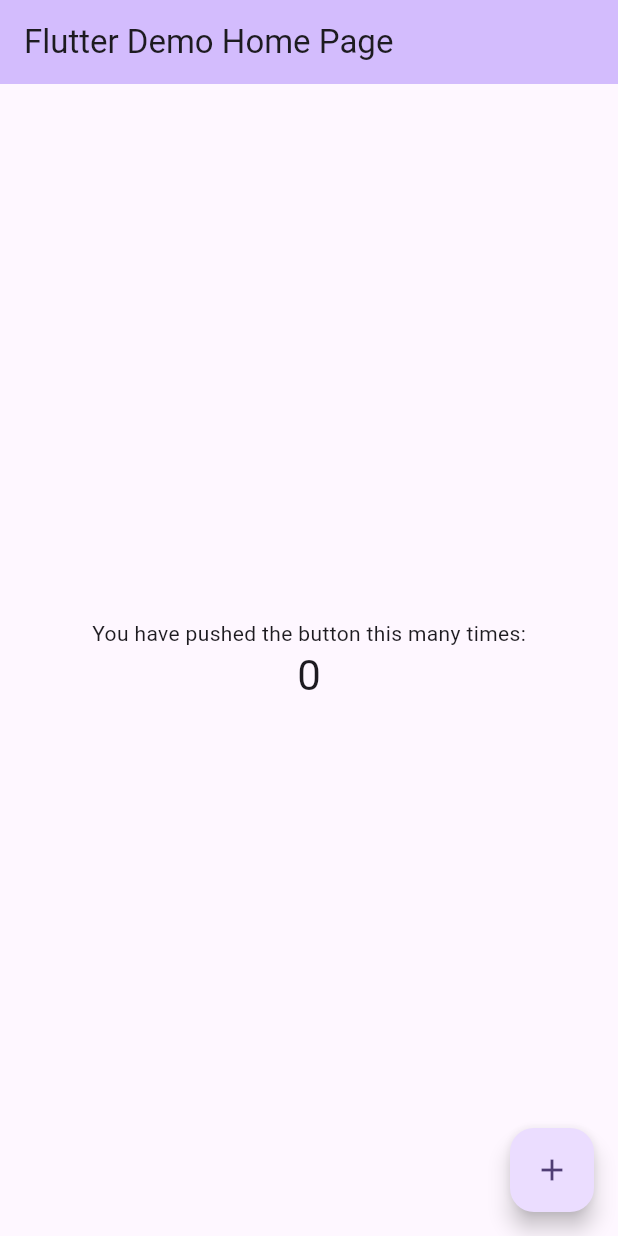
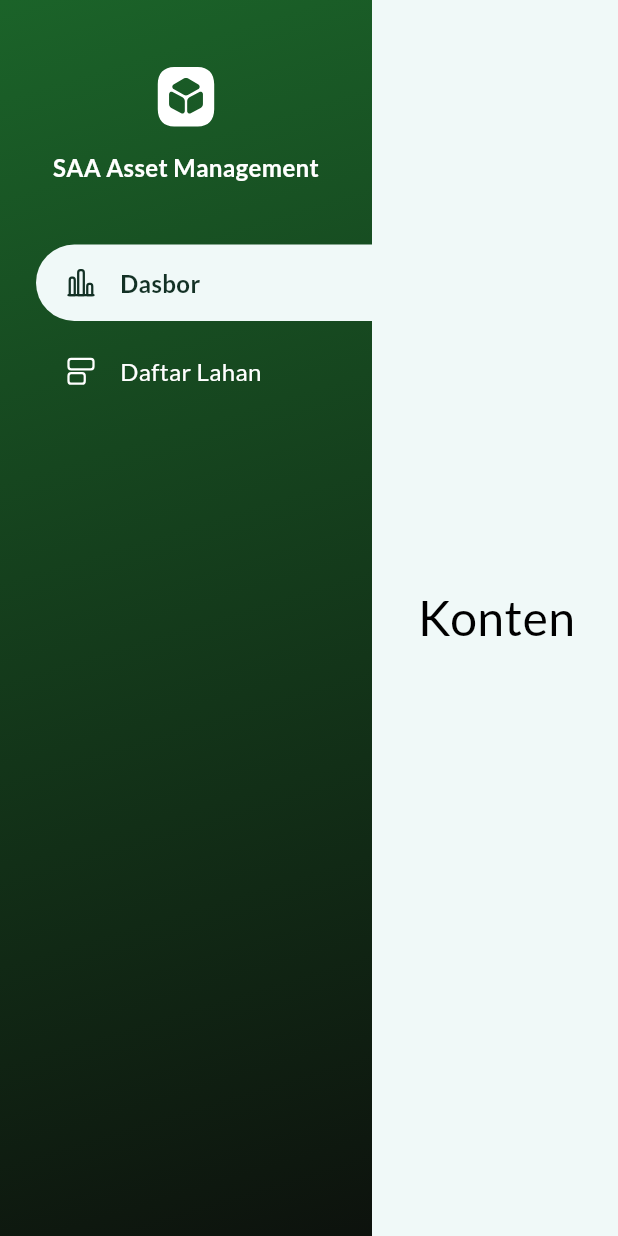
Before and after one commit to andikaPramana16/saa-asset-frontend, a Flutter app: the screen it shows after launch, on a phone screen of 412 x 824 dp. Run offline on Flutter 3.47's test engine with Material 3 defaults, Android fonts, the phone set to English and light mode, and no system bars; our stand-ins replace flutter_svg, google_fonts.

Commit message:
add sidenav (uncomplete) + icon + color + fontstyle

```diff
--- /dev/null
+++ b/lib/core/theme.dart
@@ -0,0 +1,91 @@
+import 'package:flutter/material.dart';
+import 'package:google_fonts/google_fonts.dart';
+
+class AppColors {
+  static const Color textDark = Color(0xFF000000);
+  static const Color white = Color(0xFFFBFBFB);
+  static const Color khaki = Color(0xFFCBB88D);
+  static const Color darkgreen = Color(0xFF133125);
+  static const Color lightgreen = Color(0xFFD7F1E0);
+  static const Color whiteGreen = Color(0xFFF0F9F8);
+  static const LinearGradient sidebarGradient = LinearGradient(
+    begin: Alignment.topLeft,
+    end: Alignment.bottomRight,
+    colors: [
+      Color(0xFF1B6329),
+      Color(0xFF0D120D),
+    ],
+  );
+}
+
+class AppTextStyles {
+  // Heading 1 - 48
+  static TextStyle heading1 = GoogleFonts.lato(
+    fontSize: 48,
+    fontWeight: FontWeight.normal,
+    color: AppColors.textDark,
+  );
+
+  // Heading 2 - 32
+  static TextStyle heading2 = GoogleFonts.lato(
+    fontSize: 32,
+    fontWeight: FontWeight.normal,
+    color: AppColors.textDark,
+  );
+
+  // Heading 2 Bold - 32
+  static TextStyle heading2Bold = GoogleFonts.lato(
+    fontSize: 32,
+    fontWeight: FontWeight.bold,
+    color: AppColors.textDark,
+  );
+
+  // Heading 3 - 24
+  static TextStyle heading3 = GoogleFonts.lato(
+    fontSize: 24,
+    fontWeight: FontWeight.normal,
+    color: AppColors.textDark,
+  );
+
+  // Heading 3 - 24
+  static TextStyle heading3Bold = GoogleFonts.lato(
+    fontSize: 24,
+    fontWeight: FontWeight.bold,
+    color: AppColors.textDark,
+  );
+
+  // Sub Heading - 20
+  static TextStyle subHeading = GoogleFonts.lato(
+    fontSize: 20,
+    fontWeight: FontWeight.normal,
+    color: AppColors.textDark,
+  );
+
+  // Sub Heading Bold - 20
+  static TextStyle subHeadingBold = GoogleFonts.lato(
+    fontSize: 20,
+    fontWeight: FontWeight.bold,
+    color: AppColors.textDark,
+  );
+
+  // Body - 16
+  static TextStyle body = GoogleFonts.lato(
+    fontSize: 16,
+    fontWeight: FontWeight.normal,
+    color: AppColors.textDark,
+  );
+
+  // Body Bold - 16
+  static TextStyle bodyBold = GoogleFonts.lato(
+    fontSize: 16,
+    fontWeight: FontWeight.bold,
+    color: AppColors.textDark,
+  );
+
+  // Sub Body - 12
+  static TextStyle subBody = GoogleFonts.lato(
+    fontSize: 12,
+    fontWeight: FontWeight.normal,
+    color: AppColors.textDark,
+  );
+}
--- a/lib/main.dart
+++ b/lib/main.dart
@@ -1,4 +1,6 @@
 import 'package:flutter/material.dart';
+
+import 'package:saa_asset_management_frontend/screens/main_screen.dart';
 
 void main() {
   runApp(const MyApp());
@@ -7,116 +9,13 @@ void main() {
 class MyApp extends StatelessWidget {
   const MyApp({super.key});
 
-  // This widget is the root of your application.
   @override
   Widget build(BuildContext context) {
     return MaterialApp(
-      title: 'Flutter Demo',
-      theme: ThemeData(
-        // This is the theme of your application.
-        //
-        // TRY THIS: Try running your application with "flutter run". You'll see
-        // the application has a purple toolbar. Then, without quitting the app,
-        // try changing the seedColor in the colorScheme below to Colors.green
-        // and then invoke "hot reload" (save your changes or press the "hot
-        // reload" button in a Flutter-supported IDE, or press "r" if you used
-        // the command line to start the app).
-        //
-        // Notice that the counter didn't reset back to zero; the application
-        // state is not lost during the reload. To reset the state, use hot
-        // restart instead.
-        //
-        // This works for code too, not just values: Most code changes can be
-        // tested with just a hot reload.
-        colorScheme: .fromSeed(seedColor: Colors.deepPurple),
-      ),
-      home: const MyHomePage(title: 'Flutter Demo Home Page'),
+      title: 'SAA Asset Management',
+      debugShowCheckedModeBanner: false,
+
+      home: const MainScreen(),
     );
   }
 }
-
-class MyHomePage extends StatefulWidget {
-  const MyHomePage({super.key, required this.title});
-
-  // This widget is the home page of your application. It is stateful, meaning
-  // that it has a State object (defined below) that contains fields that affect
-  // how it looks.
-
-  // This class is the configuration for the state. It holds the values (in this
-  // case the title) provided by the parent (in this case the App widget) and
-  // used by the build method of the State. Fields in a Widget subclass are
-  // always marked "final".
-
-  final String title;
-
-  @override
-  State<MyHomePage> createState() => _MyHomePageState();
-}
-
-class _MyHomePageState extends State<MyHomePage> {
-  int _counter = 0;
-
-  void _incrementCounter() {
-    setState(() {
-      // This call to setState tells the Flutter framework that something has
-      // changed in this State, which causes it to rerun the build method below
-      // so that the display can reflect the updated values. If we changed
-      // _counter without calling setState(), then the build method would not be
-      // called again, and so nothing would appear to happen.
-      _counter++;
-    });
-  }
-
-  @override
-  Widget build(BuildContext context) {
-    // This method is rerun every time setState is called, for instance as done
-    // by the _incrementCounter method above.
-    //
-    // The Flutter framework has been optimized to make rerunning build methods
-    // fast, so that you can just rebuild anything that needs updating rather
-    // than having to individually change instances of widgets.
-    return Scaffold(
-      appBar: AppBar(
-        // TRY THIS: Try changing the color here to a specific color (to
-        // Colors.amber, perhaps?) and trigger a hot reload to see the AppBar
-        // change color while the other colors stay the same.
-        backgroundColor: Theme.of(context).colorScheme.inversePrimary,
-        // Here we take the value from the MyHomePage object that was created by
-        // the App.build method, and use it to set our appbar title.
-        title: Text(widget.title),
-      ),
-      body: Center(
-        // Center is a layout widget. It takes a single child and positions it
-        // in the middle of the parent.
-        child: Column(
-          // Column is also a layout widget. It takes a list of children and
-          // arranges them vertically. By default, it sizes itself to fit its
-          // children horizontally, and tries to be as tall as its parent.
-          //
-          // Column has various properties to control how it sizes itself and
-          // how it positions its children. Here we use mainAxisAlignment to
-          // center the children vertically; the main axis here is the vertical
-          // axis because Columns are vertical (the cross axis would be
-          // horizontal).
-          //
-          // TRY THIS: Invoke "debug painting" (choose the "Toggle Debug Paint"
-          // action in the IDE, or press "p" in the console), to see the
-          // wireframe for each widget.
-          mainAxisAlignment: .center,
-          children: [
-            const Text('You have pushed the button this many times:'),
-            Text(
-              '$_counter',
-              style: Theme.of(context).textTheme.headlineMedium,
-            ),
-          ],
-        ),
-      ),
-      floatingActionButton: FloatingActionButton(
-        onPressed: _incrementCounter,
-        tooltip: 'Increment',
-        child: const Icon(Icons.add),
-      ),
-    );
-  }
-}
--- /dev/null
+++ b/lib/screens/main_screen.dart
@@ -0,0 +1,121 @@
+import 'package:flutter/material.dart';
+import 'package:flutter_svg/flutter_svg.dart';
+import 'package:saa_asset_management_frontend/core/theme.dart';
+
+class MainScreen extends StatefulWidget {
+  const MainScreen({super.key});
+
+  @override
+  State<MainScreen> createState() => _MainScreenState();
+}
+
+class _MainScreenState extends State<MainScreen> {
+  int _selectedIndex = 0;
+
+  @override
+  Widget build(BuildContext context) {
+    return Scaffold(
+      backgroundColor: AppColors.whiteGreen,
+      body: Row(
+        children: [
+          Container(
+            width: 250,
+            decoration: const BoxDecoration(
+              gradient: AppColors.sidebarGradient,
+              border: Border(
+                right: BorderSide(
+                  color: AppColors.whiteGreen,
+                  width: 2.0,
+                )
+              )
+            ),
+            child: Column(
+              children: [
+                const SizedBox(height: 40),
+
+                SvgPicture.asset(
+                  'assets/icons/logo_saa.svg',
+                  height: 48,
+                  colorFilter: const ColorFilter.mode(Colors.white, BlendMode.srcIn),
+                ),
+                const SizedBox(height: 12),
+                Text(
+                  'SAA Asset Management',
+                  style: AppTextStyles.bodyBold.copyWith(color: Colors.white)
+                ),
+                const SizedBox(height: 40),
+
+               _addMenuItem(index: 0, title: "Dasbor", iconPath: 'assets/icons/ic_dashboard.svg'),
+               _addMenuItem(index: 1, title: "Daftar Lahan", iconPath: 'assets/icons/ic_lahan.svg'),
+                const Spacer(),
+
+                const SizedBox(height: 32),
+              ],
+            ),
+          ),
+
+          Expanded(
+            child: Center(
+              child: Text('Konten', style: AppTextStyles.heading2),
+            ),
+          ),
+        ],
+      ),
+    );
+  }
+
+  Widget _addMenuItem({
+    required int index,
+    required String title,
+    required String iconPath,
+    bool isLogout = false,
+  }){
+    bool isActive = _selectedIndex == index;
+
+    return InkWell(
+      onTap: () {
+        if (!isLogout) {
+          setState(() {
+            _selectedIndex = index;
+          });
+        } else {
+
+        }
+      },
+      child: Container(
+        margin: const EdgeInsets.only(left: 24, bottom: 8),
+        padding: const EdgeInsets.symmetric(vertical: 14, horizontal: 20),
+        decoration: BoxDecoration(
+
+          color: isActive ? AppColors.whiteGreen : Colors.transparent,
+
+          borderRadius: const BorderRadius.only(
+            topLeft: Radius.circular(30),
+            bottomLeft: Radius.circular(30),
+          ),
+        ),
+                child: Row(
+          children: [
+            SvgPicture.asset(
+              iconPath,
+              colorFilter: ColorFilter.mode(
+                isActive ? AppColors.darkgreen : Colors.white,
+                BlendMode.srcIn,
+              ),
+              width: 20,
+            ),
+            const SizedBox(width: 16),
+
+            Text(
+              title,
+              style: AppTextStyles.body.copyWith(
+                color: isActive ? AppColors.darkgreen : Colors.white, // Ganti warna teks
+                fontWeight: isActive ? FontWeight.bold : FontWeight.normal,
+              ),
+            ),
+          ],
+        ),
+      ),
+    );
+  }
+}
--- /dev/null
+++ b/lib/screens/main_screen_coba.dart
@@ -0,0 +1,136 @@
+import 'package:flutter/material.dart';
+import 'package:flutter_svg/flutter_svg.dart';
+import 'package:saa_asset_management_frontend/core/theme.dart';
+
+class MainScreen extends StatefulWidget {
+  const MainScreen({super.key});
+
+  @override
+  State<MainScreen> createState() => _MainScreenState();
+}
+
+class _MainScreenState extends State<MainScreen> {
+  int _selectedIndex = 0;
+
+  @override
+  Widget build(BuildContext context) {
+    return Scaffold(
+      backgroundColor: AppColors.whiteGreen,
+      body: Row(
+        children: [
+          // ==========================================
+          // 1. SIDEBAR KIRI
+          // ==========================================
+          Container(
+            width: 250, // Lebar tetap sidebar
+            decoration: const BoxDecoration(
+              gradient: AppColors.sidebarGradient, // Memakai gradasi yang kita buat tadi
+            ),
+            child: Column(
+              children: [
+                const SizedBox(height: 40), // Jarak dari atas layar
+
+                // LOGO & NAMA BRAND
+                SvgPicture.asset(
+                  'assets/icons/logo_saa.svg',
+                  height: 48,
+                  colorFilter: const ColorFilter.mode(Colors.white, BlendMode.srcIn),
+                ),
+                const SizedBox(height: 12),
+                Text(
+                  'SAA Asset Management',
+                  style: AppTextStyles.bodyBold.copyWith(color: Colors.white)
+                ),
+                const SizedBox(height: 40),
+
+                // DAFTAR MENU
+                _buildMenuItem(index: 0, title: 'Dasbor', iconPath: 'assets/icons/ic_dashboard.svg'),
+                _buildMenuItem(index: 1, title: 'Daftar lahan', iconPath: 'assets/icons/ic_lahan.svg'),
+                _buildMenuItem(index: 2, title: 'Tim Lapangan', iconPath: 'assets/icons/ic_tim.svg'),
+                _buildMenuItem(index: 3, title: 'Mitra Bisnis', iconPath: 'assets/icons/ic_mitra.svg'),
+                _buildMenuItem(index: 4, title: 'Laporan', iconPath: 'assets/icons/ic_laporan.svg'),
+
+                // PUSH KE BAWAH: Spacer akan mendorong semua widget di bawahnya ke dasar layar
+                const Spacer(),
+
+                // TOMBOL LOG OUT
+                _buildMenuItem(index: 99, title: 'Log out', iconPath: 'assets/icons/ic_logout.svg', isLogout: true),
+                const SizedBox(height: 32), // Jarak dari bawah layar
+              ],
+            ),
+          ),
+
+          // ==========================================
+          // 2. KONTEN UTAMA KANAN
+          // ==========================================
+          Expanded(
+            child: Center(
+              child: Text('Konten Halaman $_selectedIndex', style: AppTextStyles.heading2),
+            ),
+          ),
+        ],
+      ),
+    );
+  }
+
+  // ==========================================
+  // FUNGSI PEMBUAT TOMBOL MENU (REUSABLE)
+  // ==========================================
+  Widget _buildMenuItem({
+    required int index,
+    required String title,
+    required String iconPath,
+    bool isLogout = false,
+  }) {
+    bool isActive = _selectedIndex == index;
+
+    return InkWell(
+      onTap: () {
+        if (!isLogout) {
+          setState(() {
+            _selectedIndex = index; // Ubah menu aktif jika di-klik
+          });
+        } else {
+          // Logika jika tombol logout ditekan
+        }
+      },
+      child: Container(
+        margin: const EdgeInsets.only(left: 24, bottom: 8), // Geser sedikit dari ujung kiri sidebar
+        padding: const EdgeInsets.symmetric(vertical: 14, horizontal: 20),
+        decoration: BoxDecoration(
+          // TRIK EFEK MENU AKTIF:
+          // Jika aktif, background putih. Jika tidak, transparan.
+          color: isActive ? AppColors.whiteGreen : Colors.transparent,
+          // Lengkungkan HANYA sudut kiri atas dan kiri bawah
+          borderRadius: const BorderRadius.only(
+            topLeft: Radius.circular(30),
+            bottomLeft: Radius.circular(30),
+          ),
+        ),
+        child: Row(
+          children: [
+            // ICON MENU
+            SvgPicture.asset(
+              iconPath,
+              colorFilter: ColorFilter.mode(
+                isActive ? AppColors.darkgreen : Colors.white, // Ganti warna icon
+                BlendMode.srcIn,
+              ),
+              width: 20,
+            ),
+            const SizedBox(width: 16), // Jarak icon ke teks
+
+            // TEKS MENU
+            Text(
+              title,
+              style: AppTextStyles.body.copyWith(
+                color: isActive ? AppColors.darkgreen : Colors.white, // Ganti warna teks
+                fontWeight: isActive ? FontWeight.bold : FontWeight.normal,
+              ),
+            ),
+          ],
+        ),
+      ),
+    );
+  }
+}
--- a/pubspec.yaml
+++ b/pubspec.yaml
@@ -34,6 +34,8 @@ dependencies:
   # The following adds the Cupertino Icons font to your application.
   # Use with the CupertinoIcons class for iOS style icons.
   cupertino_icons: ^1.0.8
+  flutter_svg: ^2.3.0
+  google_fonts: ^8.2.1
 
 dev_dependencies:
   flutter_test:
@@ -61,6 +63,9 @@ flutter:
   # assets:
   #   - images/a_dot_burr.jpeg
   #   - images/a_dot_ham.jpeg
+  assets:
+    - assets/icons/
+    - assets/images/
 
   # An image asset can refer to one or more resolution-specific "variants", see
   # https://flutter.dev/to/resolution-aware-images
```
Also changed, not shown: assets/icons/ic_dashboard.svg (added), assets/icons/ic_lahan.svg (added), assets/icons/ic_laporan.svg (added), assets/icons/ic_logout.svg (added), assets/icons/ic_mitra.svg (added), assets/icons/ic_tim.svg (added), assets/icons/logo_saa.svg (added), pubspec.lock, 3 other files.
